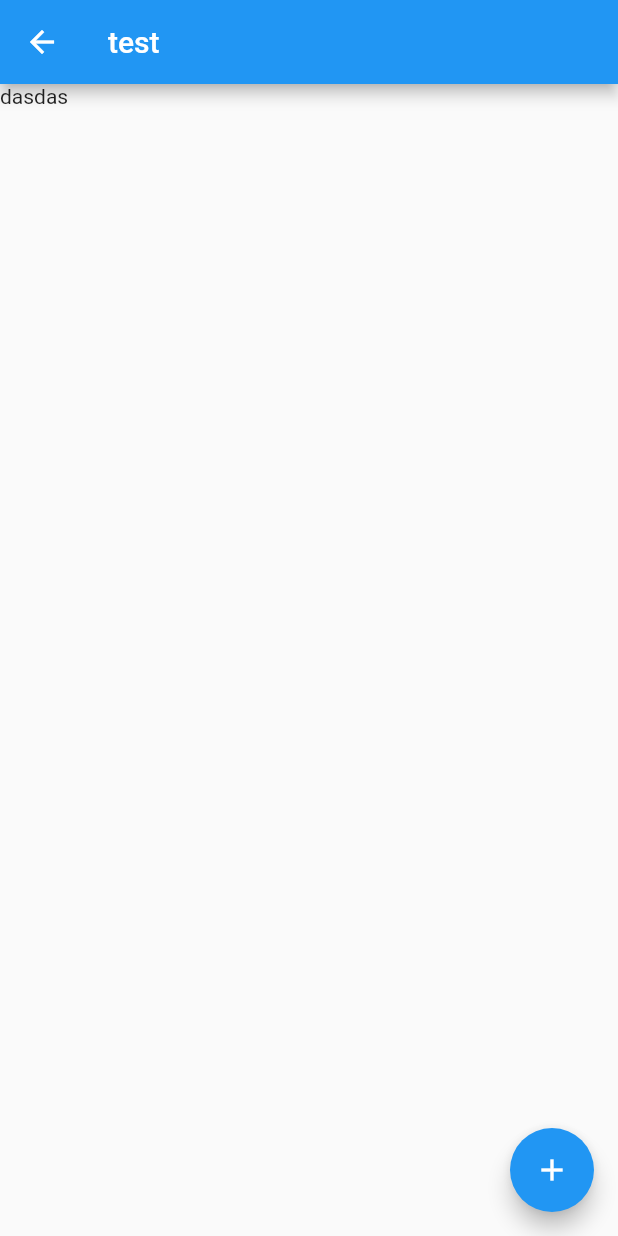
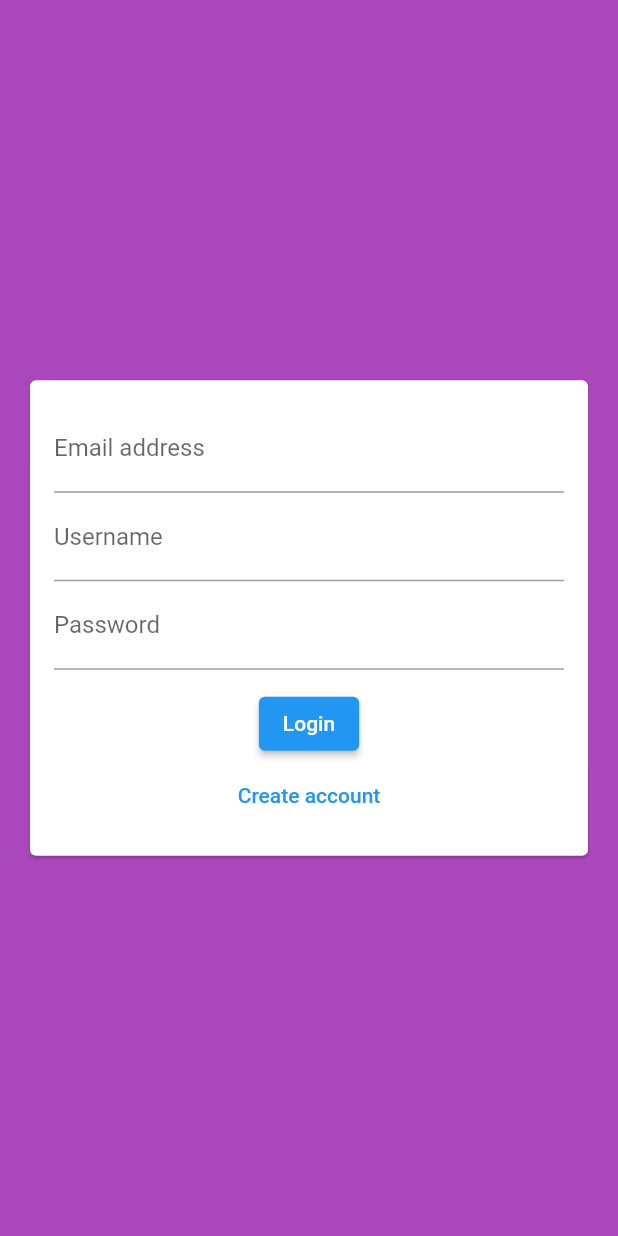
Before and after one commit to SerKleanthis/chat_demo_app, a Flutter app: the screen it shows after launch, on a phone screen of 412 x 824 dp. Run offline on Flutter 3.47's test engine with Material 2 defaults, Android fonts, the phone set to English and light mode, and no system bars; our stand-ins replace cloud_firestore, firebase_core; accounts and stored records are empty.

Commit message:
Auth page added

```diff
--- a/lib/main.dart
+++ b/lib/main.dart
@@ -17,7 +17,7 @@ class MyChatApp extends StatelessWidget {
     return MaterialApp(
       title: 'Flutter chat app',
       theme: MyThemeData(),
-      initialRoute: ChatPage.routeName,
+      initialRoute: AuthPage.routeName,
       onGenerateRoute: RouteGenerator.onGnerateRoute,
     );
   }
--- a/lib/packages.dart
+++ b/lib/packages.dart
@@ -1,9 +1,12 @@
 // Pages
-export './pages/initial_page.dart';
 export './pages/chat_page.dart';
+export './pages/auth_page.dart';
 
 // Route
 export './route/route_generator.dart';
 
 // Theme
 export './theme/theme_data.dart';
+
+// Widgets
+export './widgets/auth_form.dart';
--- /dev/null
+++ b/lib/pages/auth_page.dart
@@ -0,0 +1,20 @@
+import 'package:flutter/material.dart';
+import '../packages.dart';
+
+class AuthPage extends StatefulWidget {
+  static const routeName = '/';
+  AuthPage({Key? key}) : super(key: key);
+
+  @override
+  _AuthPageState createState() => _AuthPageState();
+}
+
+class _AuthPageState extends State<AuthPage> {
+  @override
+  Widget build(BuildContext context) {
+    return Scaffold(
+      backgroundColor: Theme.of(context).primaryColor,
+      body: AuthForm(),
+    );
+  }
+}
--- a/lib/route/route_generator.dart
+++ b/lib/route/route_generator.dart
@@ -1,13 +1,12 @@
-import 'package:chat_demo_app/pages/chat_page.dart';
-import 'package:chat_demo_app/pages/initial_page.dart';
 import 'package:flutter/material.dart';
+import '../packages.dart';
 
 class RouteGenerator {
   static Route<dynamic> onGnerateRoute(RouteSettings settings) {
     switch (settings.name) {
       case '/':
-        return MaterialPageRoute(builder: (_) => InitialPage());
-      case '/chat-page':
+        return MaterialPageRoute(builder: (_) => AuthPage());
+      case '/chat':
         return MaterialPageRoute(builder: (_) => ChatPage());
     }
 
--- /dev/null
+++ b/lib/widgets/auth_form.dart
@@ -0,0 +1,57 @@
+import 'package:flutter/material.dart';
+import '../packages.dart';
+
+class AuthForm extends StatefulWidget {
+  AuthForm({Key? key}) : super(key: key);
+
+  @override
+  _nameState createState() => _nameState();
+}
+
+class _nameState extends State<AuthForm> {
+  @override
+  Widget build(BuildContext context) {
+    return Center(
+      child: Card(
+        margin: const EdgeInsets.all(20),
+        child: SingleChildScrollView(
+          child: Padding(
+            padding: const EdgeInsets.all(16),
+            child: Form(
+                child: Column(
+              mainAxisSize: MainAxisSize.min,
+              children: [
+                TextFormField(
+                  keyboardType: TextInputType.emailAddress,
+                  decoration: const InputDecoration(
+                    labelText: 'Email address',
+                  ),
+                ),
+                TextFormField(
+                  decoration: const InputDecoration(
+                    labelText: 'Username',
+                  ),
+                ),
+                TextFormField(
+                  decoration: const InputDecoration(
+                    labelText: 'Password',
+                  ),
+                  obscureText: true,
+                ),
+                SizedBox(height: 12),
+                ElevatedButton(
+                  onPressed: () {},
+                  child: const Text('Login'),
+                ),
+                TextButton(
+                  onPressed: () {},
+                  child: Text('Create account'),
+                )
+              ],
+            )),
+          ),
+        ),
+      ),
+    );
+  }
+}
```
Also changed, not shown: lib/pages/chat_page.dart (+30 -33 lines), lib/pages/initial_page.dart (deleted, +0 -11 lines).
